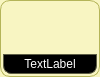
Before: the Qt Designer form Auxiliares/toolbarbutton.ui in arcnexus/RedFoX, drawn with Qt 5.
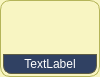
After: the same form once the commit is applied. Icons and pictures are not drawn.

```diff
--- a/Auxiliares/toolbarbutton.ui
+++ b/Auxiliares/toolbarbutton.ui
@@ -132,7 +132,7 @@
     <widget class="QLabel" name="lbl_text">
      <property name="styleSheet">
       <string notr="true">color: rgb(255, 255, 255);
-background-color: rgb(0, 0, 0);
+background-color: #304163;
 border-color: rgb(93, 93, 69);
 border-top-left-radius:0px;
  border-top-right-radius:0px;
```
